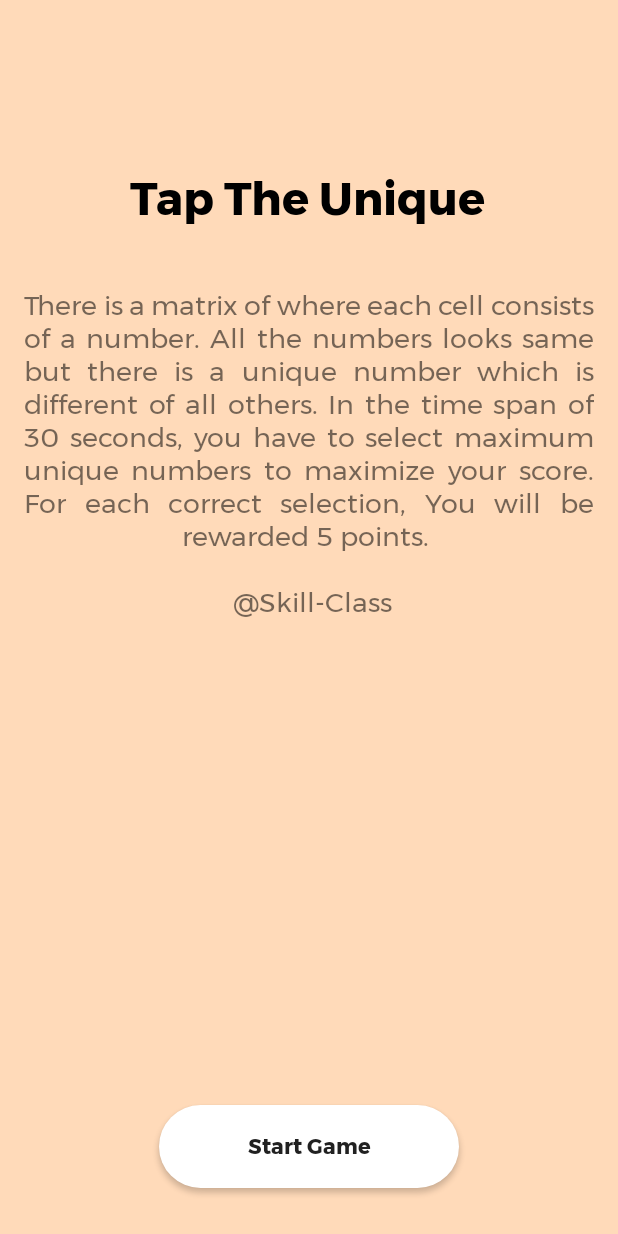
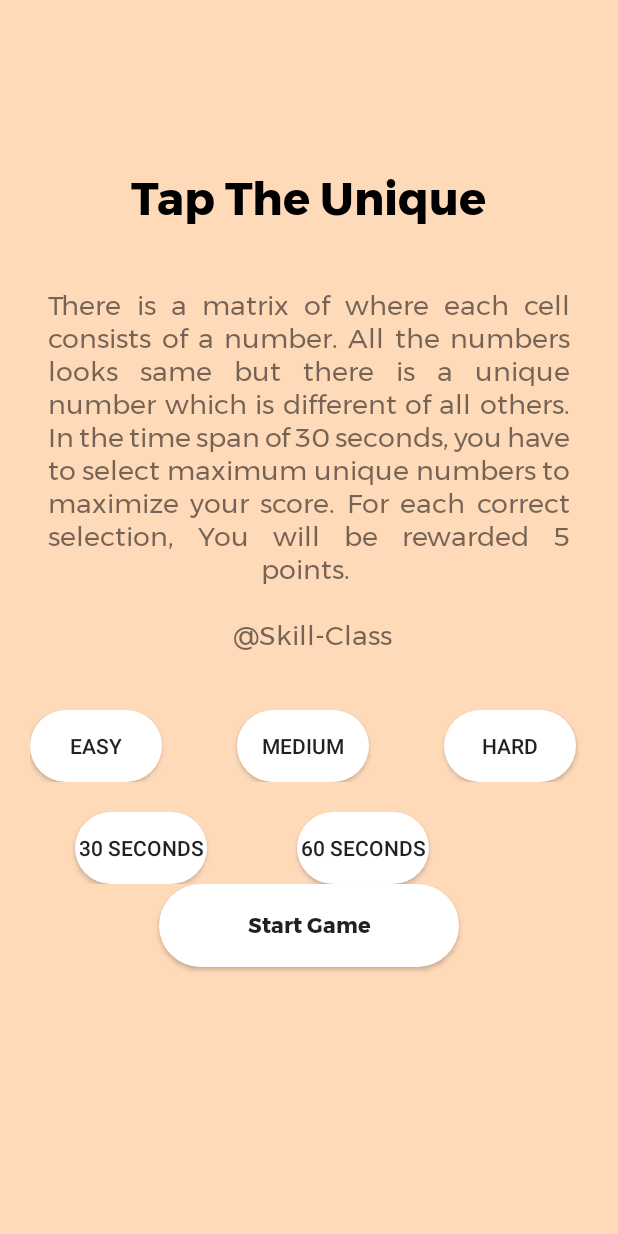
Before and after one commit to Skill-Class/Tap-The-Unique, an Android app: the screen it shows after launch (IntroActivity), on a phone screen of 412 x 824 dp. Run offline under Robolectric (Android 15) with nearby library versions, the phone set to English and light mode, and no system bars.

Commit message:
Level and Time Features Added

```diff
--- a/app/src/main/java/com/example/taptheunique/IntroActivity.java
+++ b/app/src/main/java/com/example/taptheunique/IntroActivity.java
@@ -3,22 +3,81 @@ package com.example.taptheunique;
 import androidx.appcompat.app.AppCompatActivity;
 
 import android.content.Intent;
+import android.graphics.Color;
 import android.os.Bundle;
 import android.view.View;
 import android.widget.Button;
 
 public class IntroActivity extends AppCompatActivity {
 
-    private Button startGame;
+    private Button startGame,easyButton,mediumButton,hardButton,timeButton1,timeButton2;
+    int level=1;
+    int time=1;
     @Override
     protected void onCreate(Bundle savedInstanceState) {
         super.onCreate(savedInstanceState);
         setContentView(R.layout.activity_intro);
         startGame = (Button) findViewById(R.id.startGame);
+        easyButton = (Button) findViewById(R.id.easyButton);
+        mediumButton = (Button) findViewById(R.id.mediumButton);
+        hardButton = (Button) findViewById(R.id.hardButton);
+        timeButton1 = (Button) findViewById(R.id.timeButton1);
+        timeButton2 = (Button) findViewById(R.id.timeButton2);
+
+        timeButton1.setOnClickListener(new View.OnClickListener() {
+            @Override
+            public void onClick(View v) {
+                time=1;
+                timeButton1.setBackgroundResource(R.drawable.button_background_green);
+                timeButton2.setBackgroundResource(R.drawable.button_background);
+            }
+        });
+
+        timeButton2.setOnClickListener(new View.OnClickListener() {
+            @Override
+            public void onClick(View v) {
+                time=2;
+                timeButton2.setBackgroundResource(R.drawable.button_background_green);
+                timeButton1.setBackgroundResource(R.drawable.button_background);
+            }
+        });
+
+        easyButton.setOnClickListener(new View.OnClickListener() {
+            @Override
+            public void onClick(View v) {
+                level=1;
+                easyButton.setBackgroundResource(R.drawable.button_background_green);
+                mediumButton.setBackgroundResource(R.drawable.button_background);
+                hardButton.setBackgroundResource(R.drawable.button_background);
+            }
+        });
+        mediumButton.setOnClickListener(new View.OnClickListener() {
+            @Override
+            public void onClick(View v) {
+                level=2;
+                mediumButton.setBackgroundResource(R.drawable.button_background_green);
+                easyButton.setBackgroundResource(R.drawable.button_background);
+                hardButton.setBackgroundResource(R.drawable.button_background);
+            }
+        });
+        hardButton.setOnClickListener(new View.OnClickListener() {
+            @Override
+            public void onClick(View v) {
+                level=3;
+                hardButton.setBackgroundResource(R.drawable.button_background_green);
+                mediumButton.setBackgroundResource(R.drawable.button_background);
+                easyButton.setBackgroundResource(R.drawable.button_background);
+            }
+        });
+
         startGame.setOnClickListener(new View.OnClickListener() {
             @Override
             public void onClick(View v) {
                 Intent intent = new Intent(IntroActivity.this,MainActivity.class);
+                Bundle bundle = new Bundle();
+                bundle.putString("levelValue",String.valueOf(level));
+                bundle.putString("timeValue",String.valueOf(time));
+                intent.putExtras(bundle);
                 startActivity(intent);
             }
         });
--- /dev/null
+++ b/app/src/main/res/drawable/button_background_green.xml
@@ -0,0 +1,13 @@
+<?xml version="1.0" encoding="utf-8"?>
+<shape
+    xmlns:android="http://schemas.android.com/apk/res/android">
+
+    <solid android:color="#008000"></solid>
+
+    <corners
+        android:radius="5dp"
+        android:topLeftRadius="30dp"
+        android:bottomLeftRadius="30dp"
+        android:bottomRightRadius="30dp"
+        android:topRightRadius="30dp"/>
+</shape>
--- a/app/src/main/res/layout/activity_intro.xml
+++ b/app/src/main/res/layout/activity_intro.xml
@@ -1,5 +1,5 @@
 <?xml version="1.0" encoding="utf-8"?>
-<androidx.constraintlayout.widget.ConstraintLayout xmlns:android="http://schemas.android.com/apk/res/android"
+<LinearLayout xmlns:android="http://schemas.android.com/apk/res/android"
     xmlns:app="http://schemas.android.com/apk/res-auto"
     xmlns:tools="http://schemas.android.com/tools"
     android:layout_width="match_parent"
@@ -17,11 +17,7 @@
         android:fontFamily="@font/montserrat_bold"
         android:text="Tap The Unique"
         android:textColor="@color/Black"
-        android:textSize="30dp"
-        app:layout_constraintEnd_toEndOf="parent"
-        app:layout_constraintHorizontal_bias="0.494"
-        app:layout_constraintStart_toStartOf="parent"
-        app:layout_constraintTop_toTopOf="parent" />
+        android:textSize="30dp" />
 
     <TextView
         android:id="@+id/textView3"
@@ -31,7 +27,6 @@
         android:layout_marginTop="16dp"
         android:layout_marginEnd="16dp"
         android:fontFamily="@font/montserrat"
-
         android:justificationMode="inter_word"
         android:padding="16dp"
         android:text="There is a matrix of where each cell consists of a number.
@@ -39,10 +34,64 @@ All the numbers looks same but there is a unique number which is different of al
 In the time span of 30 seconds, you have to select maximum unique numbers to maximize your score.
 For each correct selection, You will be rewarded 5 points. \n\n @Skill-Class"
         android:textAlignment="center"
-        android:textSize="18dp"
-        app:layout_constraintEnd_toEndOf="parent"
-        app:layout_constraintStart_toStartOf="parent"
-        app:layout_constraintTop_toBottomOf="@+id/textView2" />
+        android:textSize="18dp" />
+
+    <LinearLayout
+        android:layout_width="match_parent"
+        android:layout_height="wrap_content"
+        android:orientation="horizontal"
+        android:layout_margin="20dp">
+
+        <Button
+            android:layout_width="wrap_content"
+            android:layout_height="wrap_content"
+            android:id="@+id/easyButton"
+            android:text="Easy"
+            android:background="@drawable/button_background"/>
+
+        <Button
+            android:layout_width="wrap_content"
+            android:layout_height="wrap_content"
+            android:id="@+id/mediumButton"
+            android:text="Medium"
+            android:background="@drawable/button_background"
+            android:layout_gravity="center"
+            android:layout_marginLeft="50dp"/>
+
+        <Button
+            android:layout_width="wrap_content"
+            android:layout_height="wrap_content"
+            android:id="@+id/hardButton"
+            android:text="Hard"
+            android:background="@drawable/button_background"
+            android:layout_gravity="right"
+            android:layout_marginLeft="50dp"/>
+
+
+    </LinearLayout>
+
+    <LinearLayout
+        android:layout_width="match_parent"
+        android:layout_height="wrap_content"
+        android:orientation="horizontal">
+
+        <Button
+            android:layout_width="wrap_content"
+            android:layout_height="wrap_content"
+            android:text="30 Seconds"
+            android:id="@+id/timeButton1"
+            android:layout_marginLeft="50dp"
+            android:background="@drawable/button_background"/>
+
+        <Button
+            android:layout_width="wrap_content"
+            android:layout_height="wrap_content"
+            android:text="60 Seconds"
+            android:id="@+id/timeButton2"
+            android:layout_marginLeft="60dp"
+            android:background="@drawable/button_background"/>
+
+    </LinearLayout>
 
     <Button
         android:id="@+id/startGame"
@@ -63,4 +112,4 @@ For each correct selection, You will be rewarded 5 points. \n\n @Skill-Class"
         app:layout_constraintVertical_bias="1.0" />
 
 
-</androidx.constraintlayout.widget.ConstraintLayout>
+</LinearLayout>
```
Also changed, not shown: app/src/main/java/com/example/taptheunique/MainActivity.java (+54 -6 lines).
